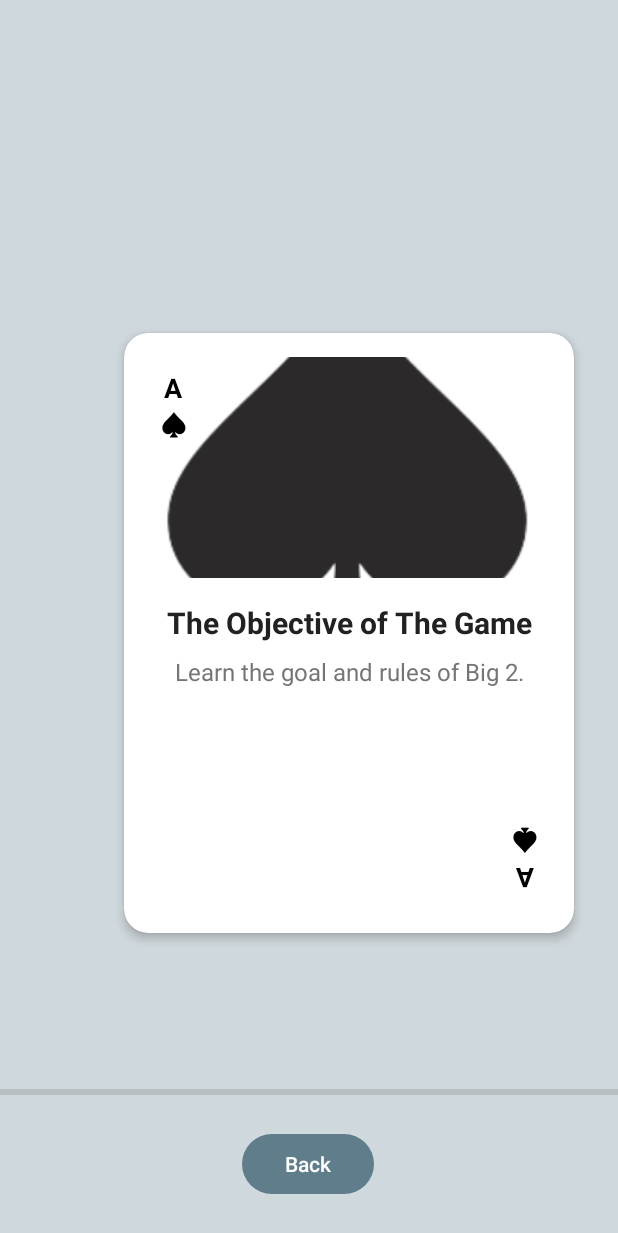
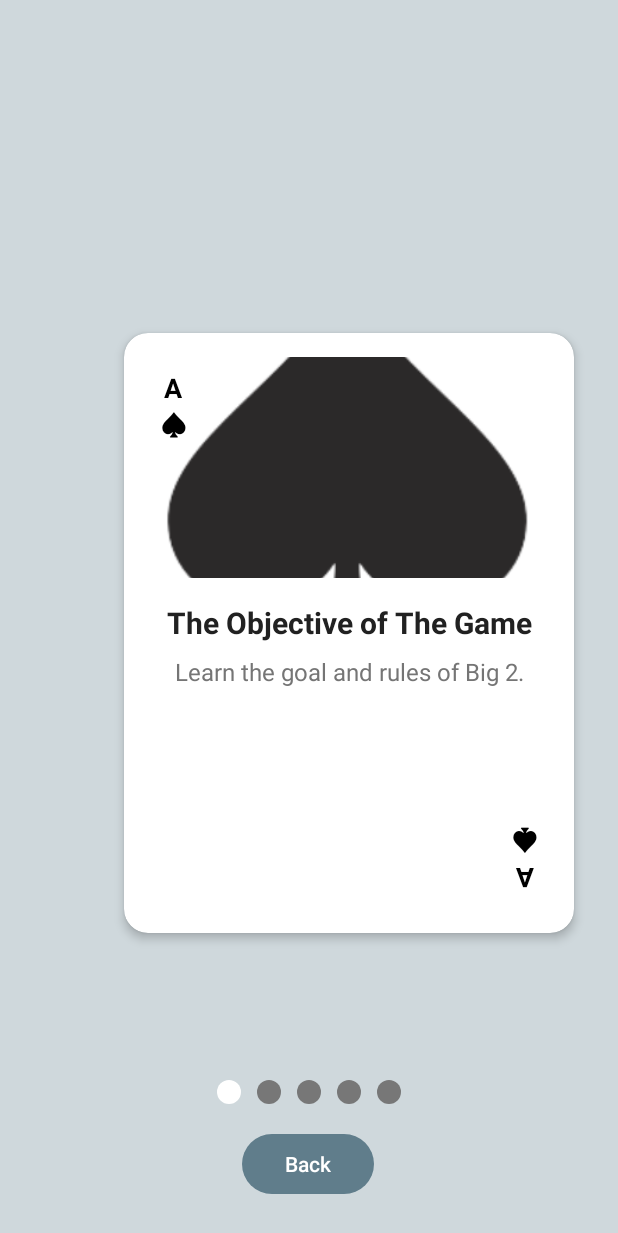
Before and after one commit to luk-ryan/big2, an Android app: the RulesActivity screen opened directly, with no data from a screen before it, on a phone screen of 412 x 824 dp. Shown: the top 1233 px of the screen. Run offline under Robolectric (Android 15) with nearby library versions, the phone set to English and light mode, and no system bars.

Commit message:
Changed Progress Bar to Dot Indicators + 2 new dot .drawables
Changed to dot indicators for more visual clarity for the user.

```diff
--- a/app/src/main/java/com/example/big2/ui/activity/RulesActivity.java
+++ b/app/src/main/java/com/example/big2/ui/activity/RulesActivity.java
@@ -24,17 +24,22 @@ import com.example.big2.ui.adapter.RulesRecyclerViewAdapter;
 import com.example.big2.ui.model.RulesCard;
 import java.util.ArrayList;
 import java.util.List;
+
+import android.widget.ImageView;
+import android.widget.LinearLayout;
 import android.widget.ProgressBar;
 
 public class RulesActivity extends AppCompatActivity {
 
     private Button btnBack;
     private RecyclerView rulesRecyclerView;
-    private ProgressBar scrollProgress;
+    private LinearLayout dotsLayout;
+    private ImageView[] dots;
 
     // 🔐 Keys for saving scroll state/position
     public static final String PREFS_NAME = "RulesPrefs";
     public static final String LAST_POSITION_KEY = "LastScrollPosition";
+
 
     @Override
     protected void onCreate(Bundle savedInstanceState) {
@@ -43,7 +48,7 @@ public class RulesActivity extends AppCompatActivity {
         super.onCreate(savedInstanceState);
         setContentView(R.layout.rules);
         rulesRecyclerView = findViewById(R.id.rulesRecyclerView);
-        scrollProgress = findViewById(R.id.scrollProgress);
+        //scrollProgress = findViewById(R.id.scrollProgress);
 
         // Back button - closes activity and sends user back to main menu
         btnBack = findViewById(R.id.btnBack);
@@ -76,7 +81,7 @@ public class RulesActivity extends AppCompatActivity {
 
         rulesRecyclerView.setLayoutManager(layoutManager);
         rulesRecyclerView.setAdapter(adapter);
-        rulesRecyclerView.setPadding(100, topPadding-backHeight*2, 100, 0); //TODO make this variable, not fixed
+        rulesRecyclerView.setPadding(100, topPadding-backHeight*2, 100, 0);
 
         // Add card-snap-to behavior
         SnapHelper snapHelper = new LinearSnapHelper();
@@ -87,16 +92,22 @@ public class RulesActivity extends AppCompatActivity {
         int lastPosition = prefs.getInt(LAST_POSITION_KEY, 0);
         rulesRecyclerView.scrollToPosition(lastPosition);
 
-        // Handle scroll bar progress
+        // Initialize scroll dots progress (based on last position/page state)
+        dotsLayout = findViewById(R.id.dotsLayout);
+        addDotsIndicator(lastPosition, rules.size());
+
+        // Handle dots scroll bar progress
         rulesRecyclerView.addOnScrollListener(new RecyclerView.OnScrollListener() {
             @Override
-            public void onScrolled(@NonNull RecyclerView recyclerView, int dx, int dy) {
-                int offset = recyclerView.computeHorizontalScrollOffset();
-                int extent = recyclerView.computeHorizontalScrollExtent();
-                int range = recyclerView.computeHorizontalScrollRange();
-
-                int progress = (int) ((offset / (float)(range - extent)) * 100);
-                scrollProgress.setProgress(progress);
+            public void onScrollStateChanged(@NonNull RecyclerView recyclerView, int newState) {
+                super.onScrollStateChanged(recyclerView, newState);
+                if (newState == RecyclerView.SCROLL_STATE_IDLE) {
+                    LinearLayoutManager layoutManager = (LinearLayoutManager) recyclerView.getLayoutManager();
+                    int position = layoutManager.findFirstCompletelyVisibleItemPosition();
+                    if (position != RecyclerView.NO_POSITION) {
+                        addDotsIndicator(position, rules.size());
+                    }
+                }
             }
         });
     }
@@ -118,5 +129,26 @@ public class RulesActivity extends AppCompatActivity {
         prefs.edit().putInt(LAST_POSITION_KEY, position).apply();
     }
 
+    // Initialize the dot progress bar
+    private void addDotsIndicator(int position, int count) {
+        dotsLayout.removeAllViews();
+        dots = new ImageView[count];
+
+        for (int i = 0; i < count; i++) {
+            dots[i] = new ImageView(this);
+            dots[i].setImageResource(R.drawable.dot_inactive); // Create dot image
+            LinearLayout.LayoutParams params = new LinearLayout.LayoutParams(
+                    LinearLayout.LayoutParams.WRAP_CONTENT,
+                    LinearLayout.LayoutParams.WRAP_CONTENT
+            );
+            params.setMargins(8, 0, 8, 0);
+            dots[i].setLayoutParams(params);
+            dotsLayout.addView(dots[i]);
+        }
+
+        if (dots.length > 0) {
+            dots[position].setImageResource(R.drawable.dot_active); // Create dot image
+        }
+    }
 
 }
--- /dev/null
+++ b/app/src/main/res/drawable/dot_active.xml
@@ -0,0 +1,6 @@
+<?xml version="1.0" encoding="utf-8"?>
+<shape xmlns:android="http://schemas.android.com/apk/res/android"
+    android:shape="oval">
+    <size android:width="16dp" android:height="16dp"/>
+    <solid android:color="#FFFFFF"/> <!-- or your highlight color -->
+</shape>
--- /dev/null
+++ b/app/src/main/res/drawable/dot_inactive.xml
@@ -0,0 +1,6 @@
+<?xml version="1.0" encoding="utf-8"?>
+<shape xmlns:android="http://schemas.android.com/apk/res/android"
+    android:shape="oval">
+    <size android:width="16dp" android:height="16dp"/>
+    <solid android:color="#777777"/> <!-- dimmer color -->
+</shape>
--- a/app/src/main/res/layout/rules.xml
+++ b/app/src/main/res/layout/rules.xml
@@ -12,20 +12,19 @@
         android:clipToPadding="false"
         android:paddingStart="16dp"
         android:paddingEnd="16dp"
-        app:layout_constraintBottom_toTopOf="@id/scrollProgress"
+        app:layout_constraintBottom_toTopOf="@id/dotsLayout"
         app:layout_constraintEnd_toEndOf="parent"
         app:layout_constraintStart_toStartOf="parent"
         app:layout_constraintTop_toTopOf="parent" />
 
-    <!-- Scroll Progress Indicator -->
-    <ProgressBar
-        android:id="@+id/scrollProgress"
-        style="?android:attr/progressBarStyleHorizontal"
-        android:layout_width="0dp"
+    <!-- Dot Scroll Progress Bar -->
+    <LinearLayout
+        android:id="@+id/dotsLayout"
+        android:layout_width="wrap_content"
         android:layout_height="wrap_content"
+        android:orientation="horizontal"
         android:layout_marginBottom="16dp"
-        android:max="100"
-        android:progress="0"
+        android:gravity="center"
         app:layout_constraintBottom_toTopOf="@id/btnBack"
         app:layout_constraintEnd_toEndOf="parent"
         app:layout_constraintStart_toStartOf="parent" />
```
